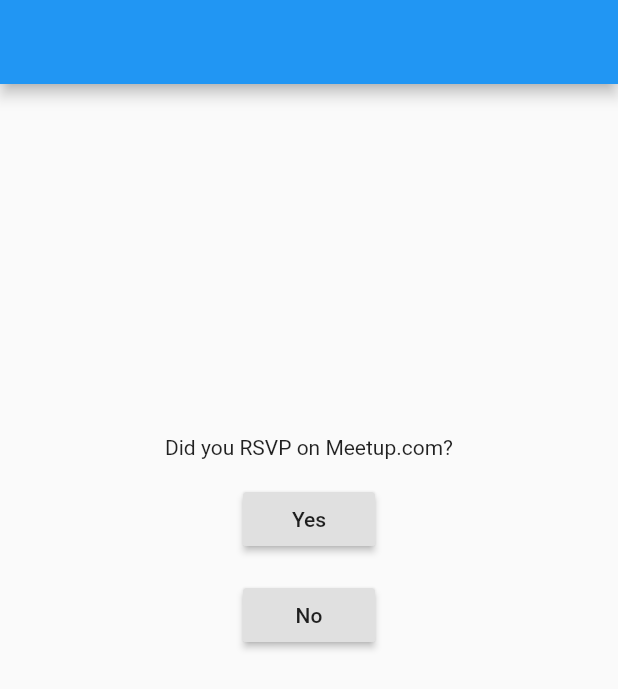
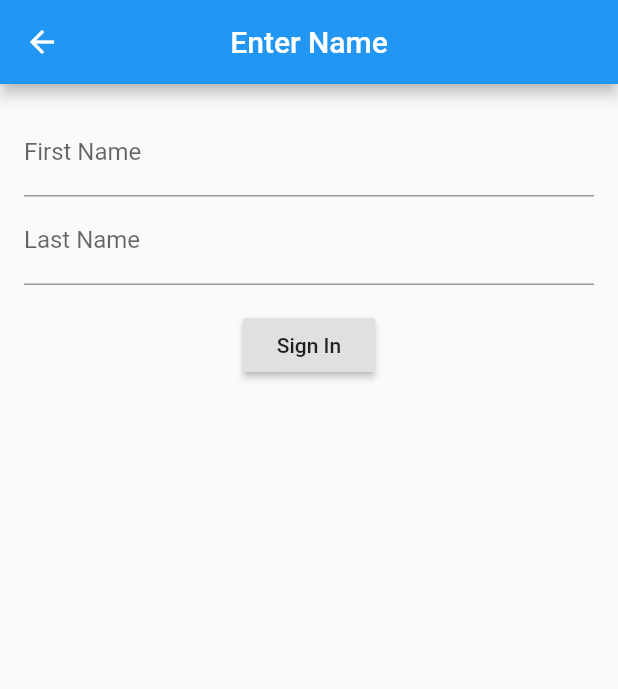
Before and after one commit to setheclark/meetup_rsvp_signing, a Flutter app: the screen it shows after launch, after a tap on "No", on a phone screen of 412 x 824 dp. Shown: the top 689 px of the screen. Run offline on Flutter 3.47's test engine with Material 2 defaults, Android fonts, the phone set to English and light mode, and no system bars; our stand-ins replace cloud_firestore; accounts and stored records are empty.

Commit message:
manual attendee entry

```diff
--- a/lib/attendee_data.dart
+++ b/lib/attendee_data.dart
@@ -18,8 +18,9 @@ class Attendee {
       snapshot.data['attending'],
       snapshot.data['meetupRsvp']);
 
-  factory Attendee.fromEntry(String fName, String lName) =>
-      Attendee(null, "$fName $lName", null, true, false);
+  factory Attendee.fromEntry(
+          DocumentReference docRef, String fName, String lName) =>
+      Attendee(docRef, "$fName $lName", null, false, false);
 
   Map<String, dynamic> toMap() => {
         "name": name,
--- a/lib/home_screen.dart
+++ b/lib/home_screen.dart
@@ -2,9 +2,12 @@ import 'package:cloud_firestore/cloud_firestore.dart';
 import 'package:flutter/material.dart';
 import 'package:meetup_event_signin/attendee_data.dart';
 import 'package:meetup_event_signin/globals.dart' as globals;
+import 'package:meetup_event_signin/manual_entry.dart';
 import 'package:meetup_event_signin/rsvp_list_screen.dart';
 
 class HomeScreen extends StatelessWidget {
+  final scaffoldKey = GlobalKey<ScaffoldState>();
+
   final CollectionReference rsvpRef = Firestore.instance
       .collection(globals.EVENTS_COLLECTION)
       .document(globals.EVENT_NAME)
@@ -13,6 +16,7 @@ class HomeScreen extends StatelessWidget {
   @override
   Widget build(BuildContext context) {
     return Scaffold(
+      key: scaffoldKey,
       appBar: AppBar(),
       body: Center(
         child: SizedBox(
@@ -31,7 +35,7 @@ class HomeScreen extends StatelessWidget {
               RaisedButton(
                 child: Text("No"),
                 onPressed: () {
-                  print("");
+                  showManualEntry(context);
                 },
               )
             ],
@@ -43,16 +47,35 @@ class HomeScreen extends StatelessWidget {
     );
   }
 
+  void showManualEntry(BuildContext context) async {
+    Attendee a = await Navigator.of(context).push(MaterialPageRoute<Attendee>(
+        builder: (context) => ManualEntryPage(rsvpRef)));
+
+    if (a != null) {
+      scaffoldKey.currentState.showSnackBar(
+        SnackBar(
+          duration: Duration(seconds: 3),
+          content:
+              Text("${a.name}, you're signed in.  Please enjoy the event!"),
+        ),
+      );
+    }
+  }
+
   void showRsvpList(BuildContext context) async {
-    await Navigator.of(context).push(
+    Attendee a = await Navigator.of(context).push(
           MaterialPageRoute<Attendee>(
               builder: (context) => RsvpListPage(rsvpRef)),
         );
 
-    Scaffold.of(context).showSnackBar(
-          SnackBar(
-            content: Text("You're not signed in.  Enjoy the event"),
-          ),
-        );
+    if (a != null) {
+      scaffoldKey.currentState.showSnackBar(
+        SnackBar(
+          duration: Duration(seconds: 3),
+          content:
+              Text("${a.name}, you're signed in.  Please enjoy the event!"),
+        ),
+      );
+    }
   }
 }
--- a/lib/main.dart
+++ b/lib/main.dart
@@ -1,7 +1,9 @@
 import 'package:flutter/material.dart';
+import 'package:flutter/services.dart';
 import 'package:meetup_event_signin/home_screen.dart';
 
 void main() {
+  SystemChrome.setEnabledSystemUIOverlays([]);
   runApp(MaterialApp(
     title: "IO Extended 2018",
     theme: ThemeData(primarySwatch: Colors.blue),
--- /dev/null
+++ b/lib/manual_entry.dart
@@ -0,0 +1,78 @@
+import 'package:cloud_firestore/cloud_firestore.dart';
+import 'package:flutter/material.dart';
+import 'package:meetup_event_signin/attendee_data.dart';
+
+class ManualEntryPage extends StatefulWidget {
+  final CollectionReference rsvpRef;
+
+  ManualEntryPage(this.rsvpRef);
+
+  void storeAttendee(BuildContext context, String firstName, String lastName) {
+    var a = Attendee.fromEntry(rsvpRef.document(), firstName, lastName);
+
+    a.isAttending = true;
+    a.save();
+    print(a.reference.documentID);
+    Navigator.of(context).pop(a);
+  }
+
+  @override
+  State<StatefulWidget> createState() => _ManualEntryState();
+}
+
+class _ManualEntryState extends State<ManualEntryPage> {
+  final formKey = GlobalKey<FormState>();
+  String _firstName;
+  String _lastName;
+
+  void _signIn() {
+    final form = formKey.currentState;
+
+    if (form.validate()) {
+      form.save();
+
+      widget.storeAttendee(context, _firstName, _lastName);
+    }
+  }
+
+  @override
+  Widget build(BuildContext context) {
+    return Scaffold(
+      appBar: AppBar(
+        title: Text("Enter Name"),
+        centerTitle: true,
+      ),
+      body: Padding(
+        padding: const EdgeInsets.all(16.0),
+        child: Form(
+          key: formKey,
+          child: Column(
+            children: <Widget>[
+              TextFormField(
+                decoration: InputDecoration(
+                  labelText: "First Name",
+                ),
+                validator: (val) => val.length == 0 ? 'Not valid' : null,
+                onSaved: (val) => _firstName = val,
+              ),
+              TextFormField(
+                decoration: InputDecoration(
+                  labelText: "Last Name",
+                ),
+                validator: (val) => val.length == 0 ? 'Not valid' : null,
+                onSaved: (val) => _lastName = val,
+              ),
+              Padding(
+                padding: const EdgeInsets.symmetric(vertical: 16.0),
+                child: RaisedButton(
+                  onPressed: _signIn,
+                  child: Text("Sign In"),
+                ),
+              )
+            ],
+          ),
+        ),
+      ),
+    );
+  }
+}
```
